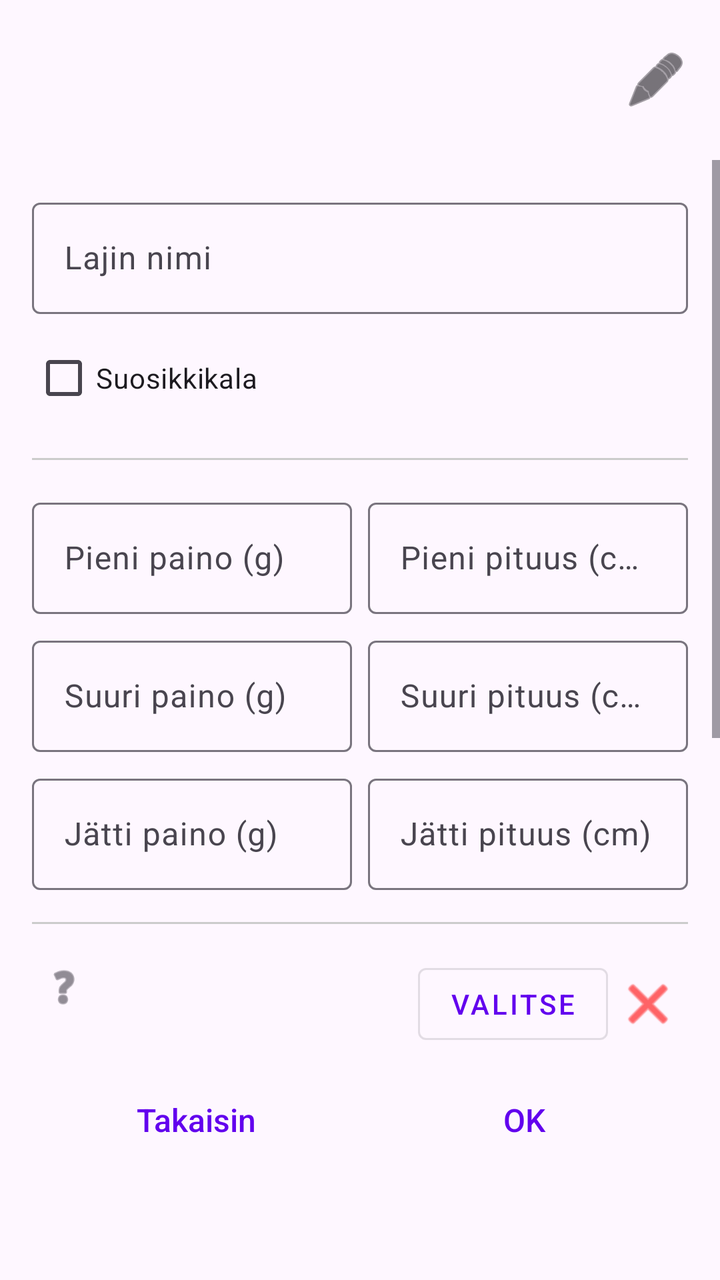
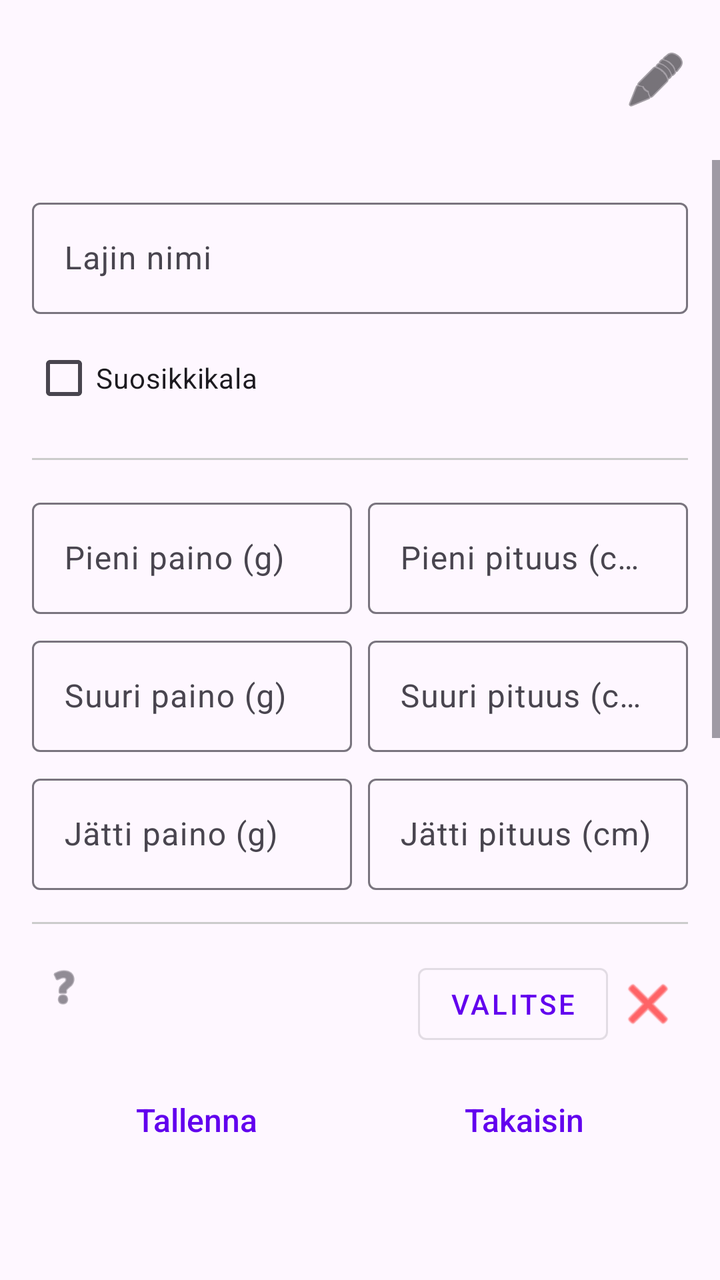

Screens rendered from an Android XML layout before and after an edit, with the pre-edit source and the edit as a unified diff.
<!-- AndroidManifest.xml: application theme Theme.KalaKartta -->
<!-- res/layout/activity_edit_species_detail.xml -->
<?xml version="1.0" encoding="utf-8"?>
<LinearLayout xmlns:android="http://schemas.android.com/apk/res/android"
    android:layout_width="match_parent"
    android:layout_height="match_parent"
    android:orientation="vertical">

    <include layout="@layout/dialog_custom_title" />

    <ScrollView
        android:layout_width="match_parent"
        android:layout_height="0dp"
        android:layout_weight="1">

        <LinearLayout
            android:layout_width="match_parent"
            android:layout_height="wrap_content"
            android:orientation="vertical"
            android:padding="16dp">

            <com.google.android.material.textfield.TextInputLayout
                android:id="@+id/speciesNameLayout"
                android:layout_width="match_parent"
                android:layout_height="wrap_content"
                android:hint="@string/species_name">
                <com.google.android.material.textfield.TextInputEditText
                    android:id="@+id/speciesNameInput"
                    android:layout_width="match_parent"
                    android:layout_height="wrap_content"
                    android:inputType="textCapSentences" />
            </com.google.android.material.textfield.TextInputLayout>

            <CheckBox
                android:id="@+id/favouriteFishCheckBox"
                android:layout_width="match_parent"
                android:layout_height="wrap_content"
                android:layout_marginTop="8dp"
                android:text="@string/favourite_fish" />

            <View android:layout_width="match_parent" android:layout_height="1dp" android:background="#CCCCCC" android:layout_marginVertical="16dp" />

            <LinearLayout android:layout_width="match_parent" android:layout_height="wrap_content" android:orientation="horizontal">
                <com.google.android.material.textfield.TextInputLayout
                    android:layout_width="0dp" android:layout_height="wrap_content" android:layout_weight="1" android:hint="@string/small_weight" android:layout_marginEnd="4dp">
                    <com.google.android.material.textfield.TextInputEditText android:id="@+id/smallWeightInput" android:layout_width="match_parent" android:layout_height="wrap_content" android:inputType="number" />
                </com.google.android.material.textfield.TextInputLayout>
                <com.google.android.material.textfield.TextInputLayout
                    android:layout_width="0dp" android:layout_height="wrap_content" android:layout_weight="1" android:hint="@string/small_length" android:layout_marginStart="4dp">
                    <com.google.android.material.textfield.TextInputEditText android:id="@+id/smallLengthInput" android:layout_width="match_parent" android:layout_height="wrap_content" android:inputType="number" />
                </com.google.android.material.textfield.TextInputLayout>
            </LinearLayout>

            <LinearLayout android:layout_width="match_parent" android:layout_height="wrap_content" android:orientation="horizontal" android:layout_marginTop="8dp">
                <com.google.android.material.textfield.TextInputLayout
                    android:layout_width="0dp" android:layout_height="wrap_content" android:layout_weight="1" android:hint="@string/large_weight" android:layout_marginEnd="4dp">
                    <com.google.android.material.textfield.TextInputEditText android:id="@+id/largeWeightInput" android:layout_width="match_parent" android:layout_height="wrap_content" android:inputType="number" />
                </com.google.android.material.textfield.TextInputLayout>
                <com.google.android.material.textfield.TextInputLayout
                    android:layout_width="0dp" android:layout_height="wrap_content" android:layout_weight="1" android:hint="@string/large_length" android:layout_marginStart="4dp">
                    <com.google.android.material.textfield.TextInputEditText android:id="@+id/largeLengthInput" android:layout_width="match_parent" android:layout_height="wrap_content" android:inputType="number" />
                </com.google.android.material.textfield.TextInputLayout>
            </LinearLayout>

            <LinearLayout android:layout_width="match_parent" android:layout_height="wrap_content" android:orientation="horizontal" android:layout_marginTop="8dp">
                <com.google.android.material.textfield.TextInputLayout
                    android:layout_width="0dp" android:layout_height="wrap_content" android:layout_weight="1" android:hint="@string/giant_weight" android:layout_marginEnd="4dp">
                    <com.google.android.material.textfield.TextInputEditText android:id="@+id/giantWeightInput" android:layout_width="match_parent" android:layout_height="wrap_content" android:inputType="number" />
                </com.google.android.material.textfield.TextInputLayout>
                <com.google.android.material.textfield.TextInputLayout
                    android:layout_width="0dp" android:layout_height="wrap_content" android:layout_weight="1" android:hint="@string/giant_length" android:layout_marginStart="4dp">
                    <com.google.android.material.textfield.TextInputEditText android:id="@+id/giantLengthInput" android:layout_width="match_parent" android:layout_height="wrap_content" android:inputType="number" />
                </com.google.android.material.textfield.TextInputLayout>
            </LinearLayout>

            <View android:layout_width="match_parent" android:layout_height="1dp" android:background="#CCCCCC" android:layout_marginVertical="16dp" />

            <include layout="@layout/item_icon_edit" android:id="@+id/iconDefaultEdit" />
            <include layout="@layout/item_icon_edit" android:id="@+id/iconSmallEdit" />
            <include layout="@layout/item_icon_edit" android:id="@+id/iconLargeEdit" />
            <include layout="@layout/item_icon_edit" android:id="@+id/iconGiantEdit" />

        </LinearLayout>
    </ScrollView>

    <LinearLayout
        android:layout_width="match_parent"
        android:layout_height="wrap_content"
        android:orientation="horizontal"
        android:padding="16dp"
        android:layout_marginBottom="40dp">

        <com.google.android.material.button.MaterialButton
            android:id="@+id/backButton"
            style="@style/Widget.MaterialComponents.Button.TextButton"
            android:textAppearance="@style/TextAppearance.KalaKartta.ActionLink"
            android:layout_width="0dp"
            android:layout_height="wrap_content"
            android:layout_weight="1"
            android:text="@string/back" />

        <com.google.android.material.button.MaterialButton
            android:id="@+id/deleteSpeciesButton"
            style="@style/Widget.MaterialComponents.Button.TextButton"
            android:textAppearance="@style/TextAppearance.KalaKartta.ActionLink"
            android:layout_width="0dp"
            android:layout_height="wrap_content"
            android:layout_weight="1"
            android:text="@string/delete"
            android:visibility="gone" />

        <com.google.android.material.button.MaterialButton
            android:id="@+id/okButton"
            style="@style/Widget.MaterialComponents.Button.TextButton"
            android:textAppearance="@style/TextAppearance.KalaKartta.ActionLink"
            android:layout_width="0dp"
            android:layout_height="wrap_content"
            android:layout_weight="1"
            android:text="OK" />
    </LinearLayout>

</LinearLayout>
<!-- res/layout/dialog_custom_title.xml (included above) -->
<?xml version="1.0" encoding="utf-8"?>
<LinearLayout xmlns:android="http://schemas.android.com/apk/res/android"
    xmlns:app="http://schemas.android.com/apk/res-auto"
    android:layout_width="match_parent"
    android:layout_height="wrap_content"
    android:orientation="horizontal"
    android:gravity="center_vertical"
    android:paddingStart="24dp"
    android:paddingTop="16dp"
    android:paddingEnd="8dp"
    android:paddingBottom="16dp">

    <TextView
        android:id="@+id/dialogTitle"
        android:layout_width="wrap_content"
        android:layout_height="wrap_content"
        android:ellipsize="end"
        android:singleLine="true"
        android:textAppearance="@style/TextAppearance.AppCompat.Title" />

    <ImageView
        android:id="@+id/titleIcon"
        android:layout_width="32dp"
        android:layout_height="32dp"
        android:layout_marginStart="8dp"
        android:scaleType="centerInside"
        android:visibility="gone" />

    <View
        android:layout_width="0dp"
        android:layout_height="0dp"
        android:layout_weight="1" />
    
    <ImageButton
        android:id="@+id/editMenuButton"
        android:layout_width="48dp"
        android:layout_height="48dp"
        android:background="?attr/selectableItemBackgroundBorderless"
        android:contentDescription="@string/edit"
        android:src="@android:drawable/ic_menu_edit"
        app:tint="?android:attr/textColorPrimary" />

</LinearLayout>
<!-- res/layout/item_icon_edit.xml (included above) -->
<?xml version="1.0" encoding="utf-8"?>
<LinearLayout xmlns:android="http://schemas.android.com/apk/res/android"
    xmlns:app="http://schemas.android.com/apk/res-auto"
    android:layout_width="match_parent"
    android:layout_height="wrap_content"
    android:orientation="horizontal"
    android:gravity="center_vertical"
    android:layout_marginBottom="16dp">

    <LinearLayout
        android:layout_width="0dp"
        android:layout_height="wrap_content"
        android:layout_weight="1"
        android:orientation="vertical">

        <LinearLayout
            android:layout_width="wrap_content"
            android:layout_height="wrap_content"
            android:orientation="horizontal"
            android:gravity="center_vertical">

            <TextView
                android:id="@+id/iconLabel"
                android:layout_width="wrap_content"
                android:layout_height="wrap_content"
                android:textAppearance="@style/TextAppearance.AppCompat.Small" />

            <ImageView
                android:id="@+id/helpIcon"
                android:layout_width="24dp"
                android:layout_height="24dp"
                android:layout_marginStart="4dp"
                android:src="@android:drawable/ic_menu_help"
                app:tint="?android:attr/textColorSecondary" />
        </LinearLayout>

        <TextView
            android:id="@+id/iconPath"
            android:layout_width="match_parent"
            android:layout_height="wrap_content"
            android:textSize="12sp"
            android:textColor="?android:attr/textColorSecondary"
            android:ellipsize="middle"
            android:singleLine="true" />

    </LinearLayout>

    <ImageView
        android:id="@+id/iconPreview"
        android:layout_width="40dp"
        android:layout_height="40dp"
        android:layout_marginHorizontal="8dp"
        android:scaleType="centerInside" />

    <com.google.android.material.button.MaterialButton
        android:id="@+id/selectIconButton"
        style="@style/Widget.MaterialComponents.Button.OutlinedButton"
        android:layout_width="wrap_content"
        android:layout_height="wrap_content"
        android:text="Valitse" />

    <ImageButton
        android:id="@+id/deleteIconButton"
        android:layout_width="40dp"
        android:layout_height="40dp"
        android:background="?attr/selectableItemBackgroundBorderless"
        android:src="@android:drawable/ic_menu_close_clear_cancel"
        app:tint="#FF0000" />

</LinearLayout>
<!-- resources referenced by this layout -->
<resources>
  <string name="back">Takaisin</string>
  <string name="delete">Poista</string>
  <string name="edit">Muokkaa</string>
  <string name="favourite_fish">Suosikkikala</string>
  <string name="giant_length">Jätti pituus (cm)</string>
  <string name="giant_weight">Jätti paino (g)</string>
  <string name="large_length">Suuri pituus (cm)</string>
  <string name="large_weight">Suuri paino (g)</string>
  <string name="small_length">Pieni pituus (cm)</string>
  <string name="small_weight">Pieni paino (g)</string>
  <string name="species_name">Lajin nimi</string>
  <style name="TextAppearance.KalaKartta.ActionLink" parent="TextAppearance.KalaKartta.MenuLink">
          <item name="android:textColor">@color/link_color</item>
      </style>
  <style name="Theme.KalaKartta" parent="Base.Theme.KalaKartta" />
  <style name="TextAppearance.KalaKartta.MenuLink" parent="">
          <item name="android:fontFamily">sans-serif-medium</item>
          <item name="android:textSize">16sp</item>
          <item name="android:textColor">?android:attr/textColorPrimary</item>
          <item name="android:textStyle">normal</item>
      </style>
  <color name="link_color">#6200EE</color>
  <style name="Base.Theme.KalaKartta" parent="Theme.Material3.DayNight.NoActionBar">
          
          <item name="colorPrimary">#6200EE</item>
          <item name="colorOnPrimary">#FFFFFF</item>
          <item name="editTextStyle">@style/Widget.AppCompat.EditText</item>
          <item name="android:spinnerStyle">@style/Widget.AppCompat.Spinner</item>
          <item name="alertDialogTheme">@style/ThemeOverlay.KalaKartta.Dialog.Alert</item>
          <item name="materialAlertDialogTheme">@style/ThemeOverlay.KalaKartta.MaterialAlertDialog</item>
          <item name="android:datePickerDialogTheme">@style/ThemeOverlay.KalaKartta.Dialog.Alert</item>
          <item name="android:timePickerDialogTheme">@style/ThemeOverlay.KalaKartta.Dialog.Alert</item>
      </style>
  <style name="ThemeOverlay.KalaKartta.Dialog.Alert" parent="ThemeOverlay.Material3.Dialog.Alert">
          <item name="android:windowBackground">@drawable/kala_dialog_background</item>
      </style>
  <style name="ThemeOverlay.KalaKartta.MaterialAlertDialog" parent="ThemeOverlay.Material3.MaterialAlertDialog">
          <item name="shapeAppearanceOverlay">@style/ShapeAppearanceOverlay.KalaKartta.Dialog</item>
      </style>
  <!-- drawable kala_dialog_background (drawable) -->
  <?xml version="1.0" encoding="utf-8"?>
  <inset xmlns:android="http://schemas.android.com/apk/res/android"
      android:insetLeft="16dp"
      android:insetTop="16dp"
      android:insetRight="16dp"
      android:insetBottom="16dp">
  
      <shape android:shape="rectangle">
          <corners android:radius="28dp" />
          <solid android:color="?attr/colorSurface" />
      </shape>
  </inset>
  <style name="ShapeAppearanceOverlay.KalaKartta.Dialog" parent="">
          <item name="cornerSize">28dp</item>
      </style>
</resources>

<!-- the commit's change to res/layout/activity_edit_species_detail.xml (unified diff, before → after) -->
@@ -89,13 +89,13 @@
         android:layout_marginBottom="40dp">
 
         <com.google.android.material.button.MaterialButton
-            android:id="@+id/backButton"
+            android:id="@+id/okButton"
             style="@style/Widget.MaterialComponents.Button.TextButton"
             android:textAppearance="@style/TextAppearance.KalaKartta.ActionLink"
             android:layout_width="0dp"
             android:layout_height="wrap_content"
             android:layout_weight="1"
-            android:text="@string/back" />
+            android:text="@string/save" />
 
         <com.google.android.material.button.MaterialButton
             android:id="@+id/deleteSpeciesButton"
@@ -108,13 +108,13 @@
             android:visibility="gone" />
 
         <com.google.android.material.button.MaterialButton
-            android:id="@+id/okButton"
+            android:id="@+id/backButton"
             style="@style/Widget.MaterialComponents.Button.TextButton"
             android:textAppearance="@style/TextAppearance.KalaKartta.ActionLink"
             android:layout_width="0dp"
             android:layout_height="wrap_content"
             android:layout_weight="1"
-            android:text="OK" />
+            android:text="@string/back" />
     </LinearLayout>
 
 </LinearLayout>
<!-- resource entries referenced after the edit -->
@@ -8,6 +8,7 @@
   <string name="giant_weight">Jätti paino (g)</string>
   <string name="large_length">Suuri pituus (cm)</string>
   <string name="large_weight">Suuri paino (g)</string>
+  <string name="save">Tallenna</string>
   <string name="small_length">Pieni pituus (cm)</string>
   <string name="small_weight">Pieni paino (g)</string>
   <string name="species_name">Lajin nimi</string>
